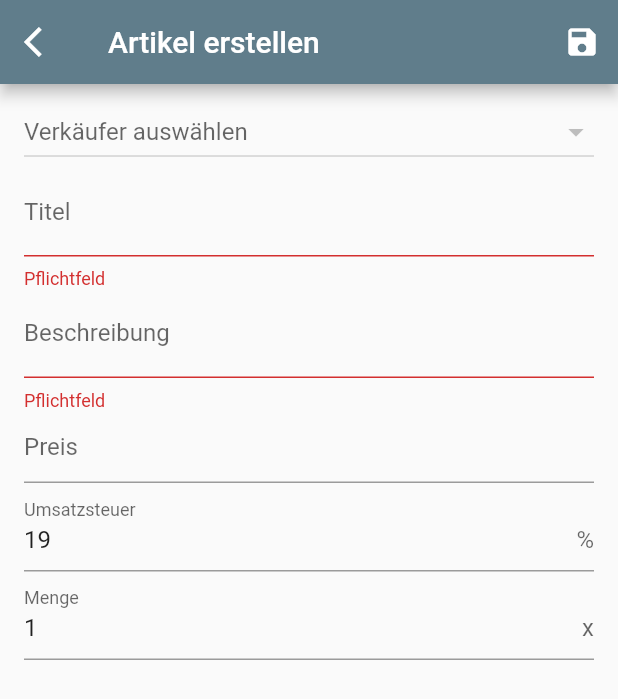
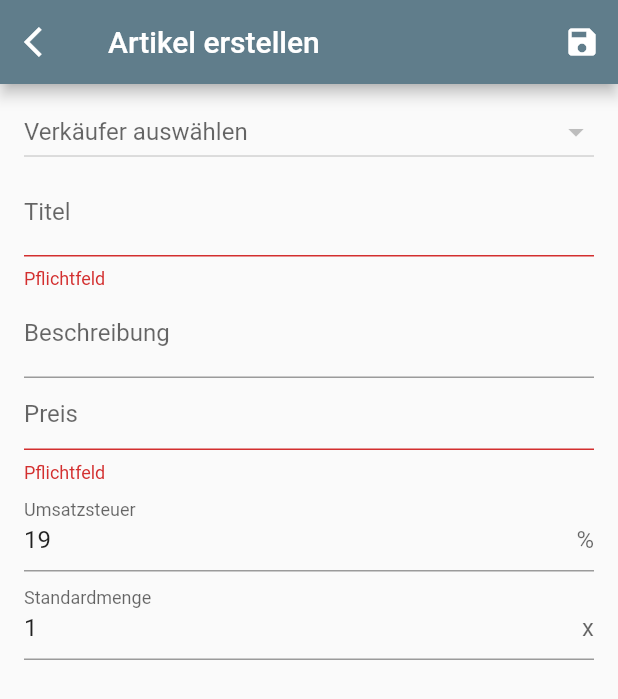
Before and after one commit to leontappe/bitter, a Flutter app: the ItemPage screen opened directly, after a tap on the "save" icon, on a phone screen of 412 x 824 dp. Shown: the top 699 px of the screen. Run offline on Flutter 3.47's test engine with Material 2 defaults, Android fonts, the phone set to English and light mode, and no system bars; our stand-ins replace bloc, flutter_bloc, package_info, path_provider_platform_interface, pdf, sqflite and 2 more; missing offline and left inert: file_chooser, mysql1; accounts and stored records are empty; statements that could not run were skipped.

Commit message:
fix some issues with new items list

```diff
--- a/lib/src/models/item.dart
+++ b/lib/src/models/item.dart
@@ -20,12 +20,12 @@ class Item {
     this.itemId,
     @required this.title,
     @required this.price,
-    @required this.tax,
+    this.tax = 19,
     this.quantity = 1,
     this.description,
   });
 
-  factory Item.empty() => Item(title: null, price: null, tax: null);
+  factory Item.empty() => Item(title: null, price: null);
 
   factory Item.fromDbMap(Map map) => Item(
         id: map['id'] as int,
@@ -35,7 +35,7 @@ class Item {
         price: map['price'] as int,
         tax: map['tax'] as int,
         quantity: map['quantity'] as int,
-        description: map['description'].toString(),
+        description: (map['description'] != null) ? map['description'].toString() : null,
       );
 
   factory Item.fromMap(Map map) => Item(
--- a/lib/src/pages/items/item_page.dart
+++ b/lib/src/pages/items/item_page.dart
@@ -14,10 +14,10 @@ class ItemPage extends StatefulWidget {
   ItemPage({this.item});
 
   @override
-  _BillPageState createState() => _BillPageState();
+  _ItemPageState createState() => _ItemPageState();
 }
 
-class _BillPageState extends State<ItemPage> {
+class _ItemPageState extends State<ItemPage> {
   final GlobalKey<FormState> _formKey = GlobalKey<FormState>();
   ItemRepository repo;
 
@@ -38,6 +38,8 @@ class _BillPageState extends State<ItemPage> {
         title: Text((widget.item != null) ? widget.item.title : 'Artikel erstellen'),
         actions: [
           IconButton(icon: Icon(Icons.save), onPressed: onSaveItem),
+          if (widget.item != null)
+            IconButton(icon: Icon(Icons.delete), onPressed: () => onDeleteItem(widget.item.id)),
         ],
       ),
       body: ListView(
@@ -51,7 +53,10 @@ class _BillPageState extends State<ItemPage> {
                 children: <Widget>[
                   VendorSelector(
                     onChanged: (Vendor v) {
-                      item.vendor = v.id;
+                      setState(() {
+                        item.vendor = v.id;
+                        item.tax = v.defaultTax;
+                      });
                     },
                     initialValue: item.vendor,
                   ),
@@ -70,24 +75,27 @@ class _BillPageState extends State<ItemPage> {
                     initialValue: item.description ?? '',
                     maxLines: 1,
                     decoration: InputDecoration(labelText: 'Beschreibung'),
-                    validator: (input) => input.isEmpty ? 'Pflichtfeld' : null,
                     onChanged: (String input) {
                       item.description = input;
-                      _formKey.currentState.validate();
                       dirty = true;
                     },
                   ),
                   TextFormField(
-                    initialValue: item?.price?.toString() ?? '',
+                    initialValue: (item.price != null)
+                        ? (item.price.toDouble() / 100.0).toStringAsFixed(2)
+                        : '',
+                    validator: (input) => input.isEmpty ? 'Pflichtfeld' : null,
+                    keyboardType: TextInputType.numberWithOptions(),
                     onChanged: (String input) {
                       setState(() =>
                           item.price = (double.parse(input.replaceAll(',', '.')) * 100).toInt());
+                      _formKey.currentState.validate();
                     },
                     decoration: InputDecoration(suffixText: '€', hintText: 'Preis'),
                   ),
                   TextFormField(
                     maxLines: 1,
-                    initialValue: item.tax?.toString() ?? '19',
+                    controller: TextEditingController(text: item.tax.toString()),
                     keyboardType: TextInputType.numberWithOptions(),
                     decoration: InputDecoration(labelText: 'Umsatzsteuer', suffixText: '%'),
                     validator: (input) => input.isEmpty ? 'Pflichtfeld' : null,
@@ -101,7 +109,7 @@ class _BillPageState extends State<ItemPage> {
                     maxLines: 1,
                     initialValue: item.quantity?.toString() ?? '1',
                     keyboardType: TextInputType.numberWithOptions(),
-                    decoration: InputDecoration(labelText: 'Menge', suffixText: 'x'),
+                    decoration: InputDecoration(labelText: 'Standardmenge', suffixText: 'x'),
                     validator: (input) => input.isEmpty ? 'Pflichtfeld' : null,
                     onChanged: (String input) {
                       item.quantity = int.parse(input);
@@ -187,4 +195,9 @@ class _BillPageState extends State<ItemPage> {
     }
     return false;
   }
+
+  Future<void> onDeleteItem(int id) async {
+    await repo.delete(id);
+    await Navigator.pop(context, true);
+  }
 }
```
Also changed, not shown: lib/src/pages/items/items_list_page.dart (+8 -3 lines).
